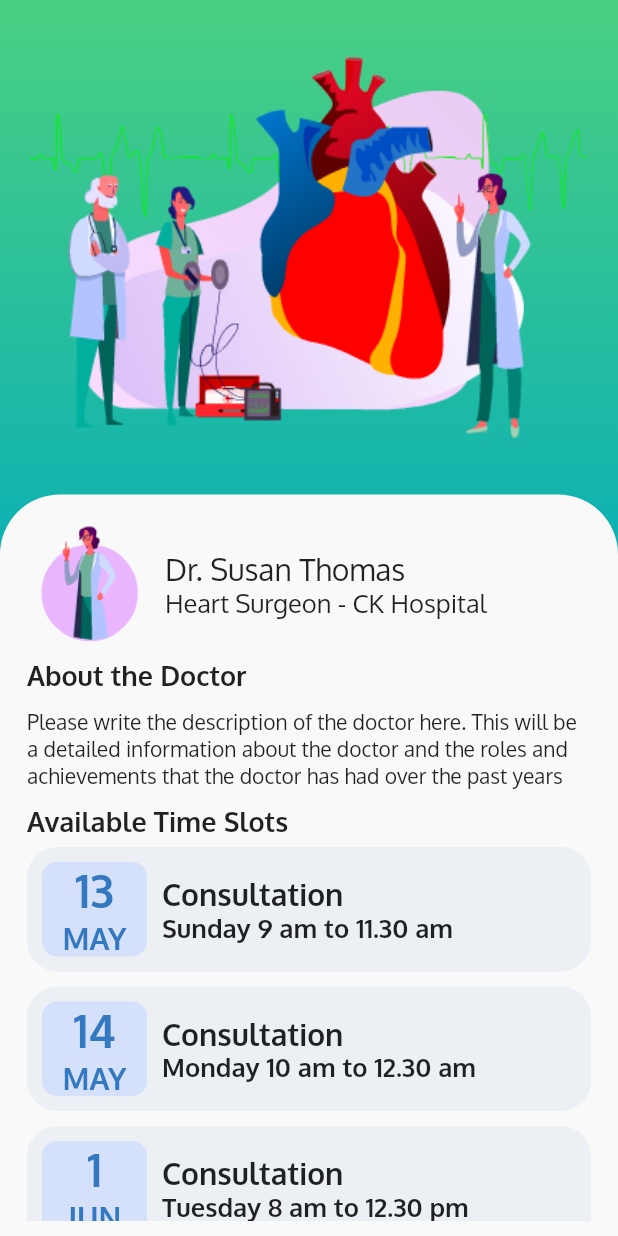
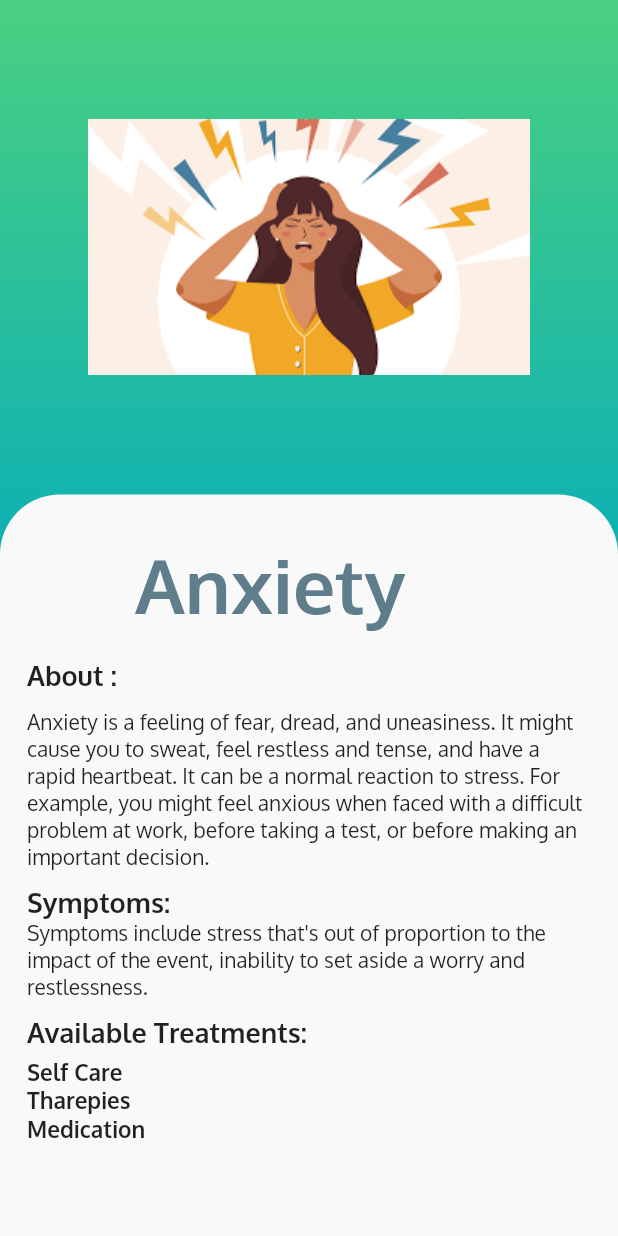
Before and after one commit to rohitasture/CureIt, a Flutter app: the healthInfoPage screen opened directly, on a phone screen of 412 x 824 dp. Run offline on Flutter 3.47's test engine with Material 2 defaults, Android fonts, the phone set to English and light mode, and no system bars; our stand-ins replace carousel_slider, circular_profile_avatar, firebase_auth, firebase_core, flutter_svg, font_awesome_flutter; accounts and stored records are empty.

Commit message:
final modifications

```diff
--- a/lib/screens/FAQ_page/faq_page.dart
+++ b/lib/screens/FAQ_page/faq_page.dart
@@ -68,7 +68,7 @@ class FAQS extends StatelessWidget {
                     color: Colors.blue,
                   ),
                   title: Text(
-                    'How do I get my blood pressure checked?',
+                    'How to book vaccination slot in India?',
                     style: TextStyle(color: Colors.blueGrey),
                   ),
                 ),
@@ -78,7 +78,7 @@ class FAQS extends StatelessWidget {
                     Container(
                         margin: EdgeInsets.all(10),
                         child: Text(
-                          "Blood pressure checks are provided complimentary at each of our locations. Call the clinic nearest you for details.",
+                          "Register on the Co-WIN Portal and schedule your vaccination appointment. https://www.cowin.gov.in/home",
                           style: TextStyle(fontSize: 16),
                         )),
                     TextButton(
@@ -105,7 +105,7 @@ class FAQS extends StatelessWidget {
                     color: Colors.blue,
                   ),
                   title: Text(
-                    'How do I get my blood pressure checked?',
+                    'Do antibiotics work against all infections?',
                     style: TextStyle(color: Colors.blueGrey),
                   ),
                 ),
@@ -115,7 +115,7 @@ class FAQS extends StatelessWidget {
                     Container(
                         margin: EdgeInsets.all(10),
                         child: Text(
-                          "Blood pressure checks are provided complimentary at each of our locations. Call the clinic nearest you for details.",
+                          "No. Antibiotics only work against infections caused by bacteria, fungi and certain parasites. They don't work against any infections caused by viruses. Viruses cause colds, the flu and most coughs and sore throats.",
                           style: TextStyle(fontSize: 16),
                         )),
                     TextButton(
@@ -142,7 +142,7 @@ class FAQS extends StatelessWidget {
                     color: Colors.blue,
                   ),
                   title: Text(
-                    'How do I get my blood pressure checked?',
+                    'How can I treat cold?',
                     style: TextStyle(color: Colors.blueGrey),
                   ),
                 ),
@@ -152,7 +152,7 @@ class FAQS extends StatelessWidget {
                     Container(
                         margin: EdgeInsets.all(10),
                         child: Text(
-                          "Blood pressure checks are provided complimentary at each of our locations. Call the clinic nearest you for details.",
+                          "Factually, nothing can cure a common cold. You can stick to a few remedies that can definitely make you feel better. ",
                           style: TextStyle(fontSize: 16),
                         )),
                     TextButton(
--- a/lib/screens/home_page/healthinfo.dart
+++ b/lib/screens/home_page/healthinfo.dart
@@ -42,7 +42,7 @@ class _healthInfoPageState extends State<healthInfoPage> {
               width: MediaQuery.of(context).size.width,
               child: Container(
                 padding: EdgeInsets.all(20),
-                child: Image.asset('assets/images/bg1.png'),
+                child: Image.asset('assets/images/anxiety.png'),
               ),
             ),
             Container(
@@ -65,26 +65,18 @@ class _healthInfoPageState extends State<healthInfoPage> {
                         children: <Widget>[
                           Container(
                             height: 100,
-                            width: 100,
-                            child: Image.asset('assets/images/doc1.png'),
+                            width: 80,
                           ),
                           Column(
                             crossAxisAlignment: CrossAxisAlignment.start,
                             children: <Widget>[
                               Text(
-                                "Dr. Susan Thomas",
+                                "Anxiety",
                                 style: TextStyle(
-                                  fontSize: 20,
-                                  fontWeight: FontWeight.w400,
-                                ),
+                                    fontSize: 50,
+                                    fontWeight: FontWeight.w800,
+                                    color: Colors.blueGrey),
                               ),
-                              Text(
-                                "Heart Surgeon - CK Hospital",
-                                style: TextStyle(
-                                  fontSize: 17,
-                                  fontWeight: FontWeight.w400,
-                                ),
-                              )
                             ],
                           )
                         ],
@@ -95,7 +87,7 @@ class _healthInfoPageState extends State<healthInfoPage> {
                           crossAxisAlignment: CrossAxisAlignment.start,
                           children: <Widget>[
                             Text(
-                              "About the Doctor",
+                              "About :",
                               style: TextStyle(
                                 fontSize: 18,
                                 fontWeight: FontWeight.w800,
@@ -105,7 +97,7 @@ class _healthInfoPageState extends State<healthInfoPage> {
                               height: 10,
                             ),
                             Text(
-                              "Please write the description of the doctor here. This will be a detailed information about the doctor and the roles and achievements that the doctor has had over the past years",
+                              "Anxiety is a feeling of fear, dread, and uneasiness. It might cause you to sweat, feel restless and tense, and have a rapid heartbeat. It can be a normal reaction to stress. For example, you might feel anxious when faced with a difficult problem at work, before taking a test, or before making an important decision.",
                               style: TextStyle(
                                 fontSize: 14,
                                 fontWeight: FontWeight.w400,
@@ -115,7 +107,19 @@ class _healthInfoPageState extends State<healthInfoPage> {
                               height: 10,
                             ),
                             Text(
-                              "Available Time Slots",
+                              "Symptoms: ",
+                              style: TextStyle(
+                                fontSize: 18,
+                                fontWeight: FontWeight.w800,
+                              ),
+                            ),
+                            Text(
+                                "Symptoms include stress that's out of proportion to the impact of the event, inability to set aside a worry and restlessness."),
+                            SizedBox(
+                              height: 10,
+                            ),
+                            Text(
+                              "Available Treatments: ",
                               style: TextStyle(
                                 fontSize: 18,
                                 fontWeight: FontWeight.w800,
@@ -124,14 +128,27 @@ class _healthInfoPageState extends State<healthInfoPage> {
                             SizedBox(
                               height: 5,
                             ),
-                            timeSlotWidget("13", "MAY", "Consultation",
-                                "Sunday 9 am to 11.30 am"),
-                            timeSlotWidget("14", "MAY", "Consultation",
-                                "Monday 10 am to 12.30 am"),
-                            timeSlotWidget("1", "JUN", "Consultation",
-                                "Tuesday 8 am to 12.30 pm"),
-                            timeSlotWidget("3", "JUN", "Consultation",
-                                "Friday 8 am to 1 am"),
+                            Container(
+                              child: Text("Self Care",
+                                  style: TextStyle(
+                                    fontSize: 15,
+                                    fontWeight: FontWeight.w600,
+                                  )),
+                            ),
+                            Container(
+                              child: Text("Tharepies",
+                                  style: TextStyle(
+                                    fontSize: 15,
+                                    fontWeight: FontWeight.w600,
+                                  )),
+                            ),
+                            Container(
+                              child: Text("Medication",
+                                  style: TextStyle(
+                                    fontSize: 15,
+                                    fontWeight: FontWeight.w600,
+                                  )),
+                            )
                           ],
                         ),
                       )
```
Also changed, not shown: lib/screens/book_appointment/book_appointment.dart (+13 -11 lines), lib/screens/home_page/components/explore.dart (+4 -4 lines), lib/screens/home_page/home_page.dart (+5 -4 lines), assets/images/anx.jpg (added), assets/images/female_doc.jpg (added), assets/images/female_doc.png (added), assets/images/hospital.jpg (added), assets/images/male_doc.jpg (added), assets/images/vaccines.jpg (added).
